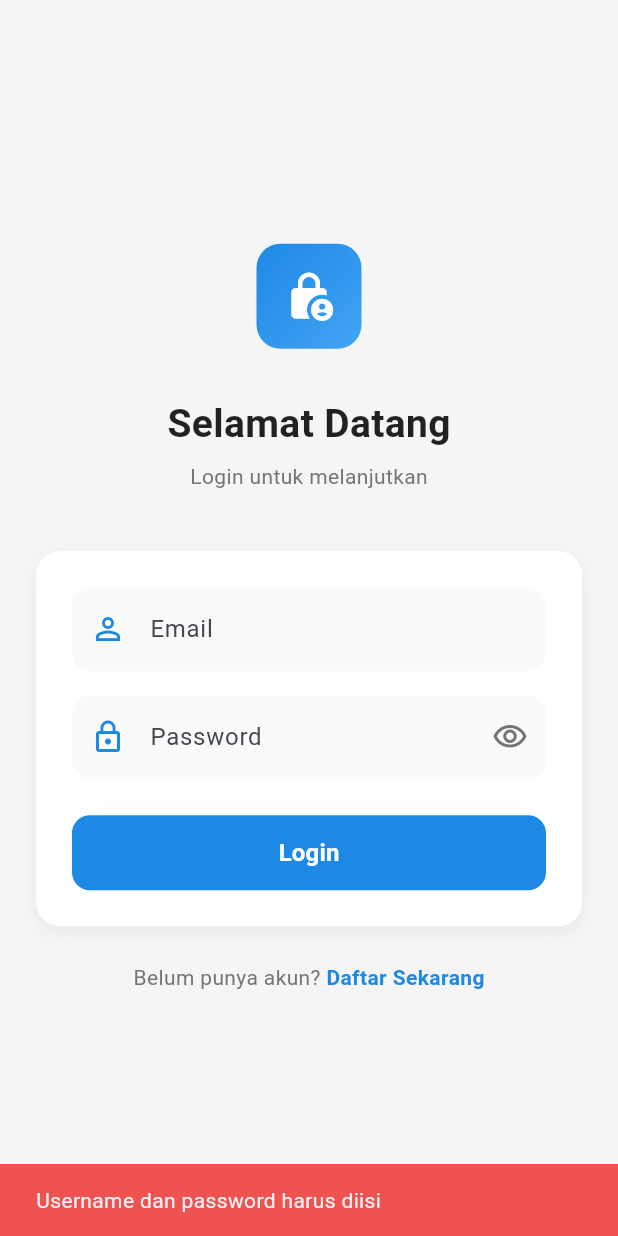
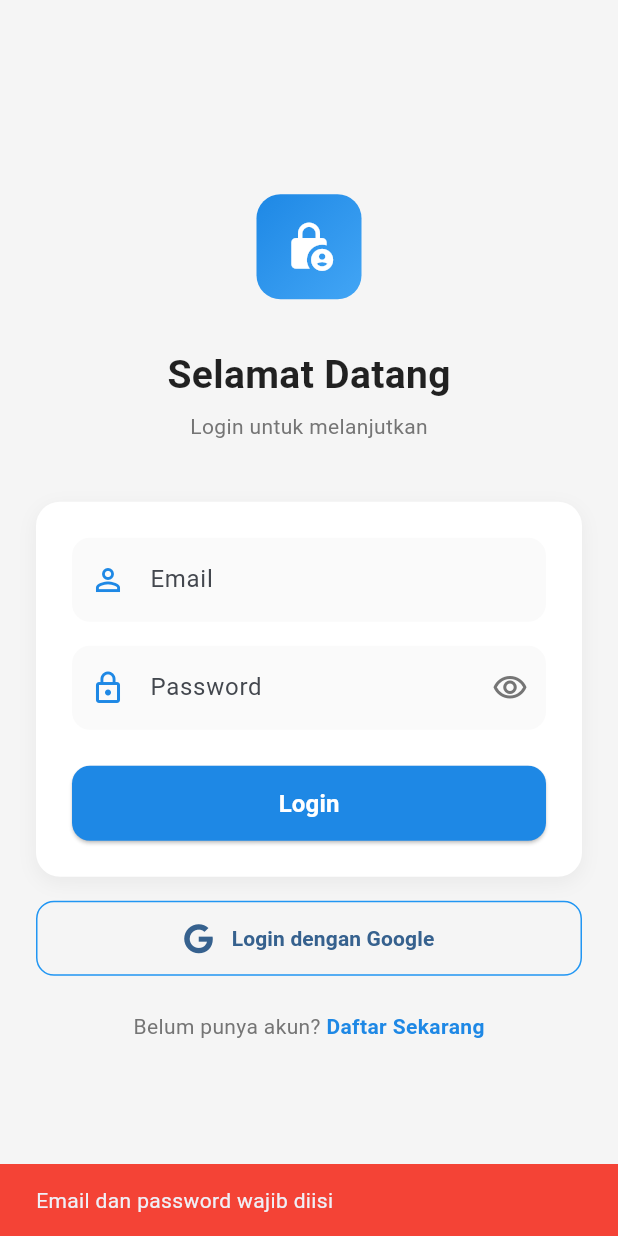
Before and after one commit to NurihsanFebrianto/SDG_4, a Flutter app: the screen it shows after launch, after a tap on "Login", on a phone screen of 412 x 824 dp. Run offline on Flutter 3.47's test engine with Material 3 defaults, Android fonts, the phone set to English and light mode, and no system bars; our stand-ins replace cached_network_image, firebase_auth, firebase_core, font_awesome_flutter, google_sign_in, shared_preferences and 1 more; accounts and stored records are empty.

Commit message:
buat auth login menggunakan email dan google

```diff
--- a/lib/main.dart
+++ b/lib/main.dart
@@ -1,7 +1,11 @@
-import 'package:aplikasi_materi_kurikulum/providers/auth_provider.dart';
 import 'package:flutter/material.dart';
 import 'package:provider/provider.dart';
 import 'package:firebase_core/firebase_core.dart';
+import 'package:firebase_auth/firebase_auth.dart';
+
+// ✅ Import AuthProvider milik kamu dengan alias, supaya tidak bentrok
+import 'package:aplikasi_materi_kurikulum/providers/auth_provider.dart'
+    as app_auth;
 
 // ✅ Import semua provider
 import 'providers/user_provider.dart';
@@ -10,18 +14,15 @@ import 'providers/catatan_provider.dart';
 import 'providers/quiz_provider.dart';
 import 'providers/profile_provider.dart';
 import 'providers/friends_provider.dart';
-import 'providers/progress_provider.dart'; // ✅ Penting
+import 'providers/progress_provider.dart';
 
-// ✅ Import service dan screen
-import 'services/auth_preferens.dart';
+// ✅ Import screen
 import 'screens/login_screen.dart';
 import 'screens/home_screen.dart';
 
 void main() async {
   WidgetsFlutterBinding.ensureInitialized();
-  // 🔥 Inisialisasi Firebase tanpa firebase_options
   await Firebase.initializeApp();
-
   runApp(const AppKurikulum());
 }
 
@@ -38,10 +39,10 @@ class AppKurikulum extends StatelessWidget {
         ChangeNotifierProvider(create: (_) => QuizProvider()),
         ChangeNotifierProvider(create: (_) => ProfileProvider()),
         ChangeNotifierProvider(create: (_) => FriendsProvider()),
-        ChangeNotifierProvider(
-            create: (_) => ProgressProvider()), // ✅ sudah didaftarkan
-        ChangeNotifierProvider(
-            create: (_) => AuthProvider()..loadLoginStatus()),
+        ChangeNotifierProvider(create: (_) => ProgressProvider()),
+
+        // ✅ Pakai alias untuk AuthProvider agar tidak bentrok
+        ChangeNotifierProvider(create: (_) => app_auth.AuthProvider()),
       ],
       child: MaterialApp(
         debugShowCheckedModeBanner: false,
@@ -50,24 +51,22 @@ class AppKurikulum extends StatelessWidget {
           colorScheme: ColorScheme.fromSeed(seedColor: Colors.blue),
           useMaterial3: true,
         ),
-
-        // ✅ Tambahkan ChangeNotifierProvider di sini untuk memastikan
-        // context FutureBuilder juga punya akses ke ProgressProvider
-        home: FutureBuilder<bool>(
-          future: AuthPreferens().isLoggedIn(),
+        home: StreamBuilder<User?>(
+          stream: FirebaseAuth.instance.authStateChanges(),
           builder: (context, snapshot) {
             if (snapshot.connectionState == ConnectionState.waiting) {
               return const Scaffold(
                 body: Center(child: CircularProgressIndicator()),
               );
-            } else {
-              return ChangeNotifierProvider(
-                create: (_) => ProgressProvider(),
-                child: snapshot.data == true
-                    ? const HomeScreen()
-                    : const LoginScreen(),
-              );
             }
+
+            // ✅ Jika user login -> ke Home
+            if (snapshot.hasData) {
+              return const HomeScreen();
+            }
+
+            // ❌ jika belum login -> ke Login
+            return const LoginScreen();
           },
         ),
       ),
--- a/lib/screens/login_screen.dart
+++ b/lib/screens/login_screen.dart
@@ -1,10 +1,12 @@
 import 'package:aplikasi_materi_kurikulum/providers/auth_provider.dart';
+import 'package:aplikasi_materi_kurikulum/services/Auth_firebase.dart';
+import 'package:font_awesome_flutter/font_awesome_flutter.dart';
+import 'package:aplikasi_materi_kurikulum/screens/signup_screen.dart';
 import 'package:flutter/material.dart';
 import 'package:provider/provider.dart';
 import '../services/auth_preferens.dart';
 import '../providers/user_provider.dart';
 import 'home_screen.dart';
-import 'signup_screen.dart';
 
 class LoginScreen extends StatefulWidget {
   const LoginScreen({super.key});
@@ -20,36 +22,44 @@ class _LoginScreenState extends State<LoginScreen> {
   bool obscurePassword = true;
 
   Future<void> handleLogin() async {
-    final username = usernameController.text.trim();
+    final email = usernameController.text.trim();
     final password = passwordController.text;
 
-    if (username.isEmpty || password.isEmpty) {
+    if (email.isEmpty || password.isEmpty) {
       ScaffoldMessenger.of(context).showSnackBar(
-        SnackBar(
-            content: const Text('Username dan password harus diisi'),
-            backgroundColor: Colors.red[400]),
+        const SnackBar(
+          content: Text("Email dan password wajib diisi"),
+          backgroundColor: Colors.red,
+        ),
       );
       return;
     }
 
     setState(() => isLoading = true);
-    await Future.delayed(const Duration(seconds: 1));
 
-    // ✅ Simpan status login di SharedPreferences memlalui AuthProvider
-    await context.read<AuthProvider>().login();
+    final user = await AuthFirebase().signInWithEmail(email, password);
 
-    // ✅ Simpan data user di provider (contoh sederhana)
-    final userProvider = context.read<UserProvider>();
-    userProvider.login(
-      nama: username,
-      umur: 0,
-      jenisKelamin: 'Tidak diketahui',
-    );
+    if (user != null) {
+      // ✅ Login berhasil → simpan status ke provider
+      await context.read<AuthProvider>().login();
+      context.read<UserProvider>().login(
+            nama: user.displayName ?? user.email ?? 'Pengguna',
+            umur: 0,
+            jenisKelamin: 'Tidak diketahui',
+          );
 
-    if (mounted) {
+      if (!mounted) return;
       Navigator.pushReplacement(
         context,
         MaterialPageRoute(builder: (_) => const HomeScreen()),
+      );
+    } else {
+      // ❌ Login gagal → tampilkan pesan error
+      ScaffoldMessenger.of(context).showSnackBar(
+        const SnackBar(
+          content: Text("Login gagal. Periksa email dan password Anda."),
+          backgroundColor: Colors.red,
+        ),
       );
     }
 
@@ -67,7 +77,7 @@ class _LoginScreenState extends State<LoginScreen> {
             child: Column(
               mainAxisAlignment: MainAxisAlignment.center,
               children: [
-                // Icon/Logo
+                // Logo
                 Container(
                   width: 70,
                   height: 70,
@@ -88,7 +98,6 @@ class _LoginScreenState extends State<LoginScreen> {
 
                 const SizedBox(height: 32),
 
-                // Header
                 const Text(
                   'Selamat Datang',
                   style: TextStyle(
@@ -105,7 +114,7 @@ class _LoginScreenState extends State<LoginScreen> {
 
                 const SizedBox(height: 40),
 
-                // Card Container
+                // Form Login Email
                 Container(
                   padding: const EdgeInsets.all(24),
                   decoration: BoxDecoration(
@@ -121,43 +130,28 @@ class _LoginScreenState extends State<LoginScreen> {
                   ),
                   child: Column(
                     children: [
-                      // Username Field
                       TextField(
                         controller: usernameController,
                         decoration: InputDecoration(
                           labelText: 'Email',
-                          prefixIcon: Icon(
-                            Icons.person_outline,
-                            color: Colors.blue[600],
-                          ),
+                          prefixIcon: Icon(Icons.person_outline,
+                              color: Colors.blue[600]),
                           filled: true,
                           fillColor: Colors.grey[50],
                           border: OutlineInputBorder(
                             borderRadius: BorderRadius.circular(12),
                             borderSide: BorderSide.none,
                           ),
-                          focusedBorder: OutlineInputBorder(
-                            borderRadius: BorderRadius.circular(12),
-                            borderSide: BorderSide(
-                              color: Colors.blue[600]!,
-                              width: 2,
-                            ),
-                          ),
                         ),
                       ),
-
                       const SizedBox(height: 16),
-
-                      // Password Field
                       TextField(
                         controller: passwordController,
                         obscureText: obscurePassword,
                         decoration: InputDecoration(
                           labelText: 'Password',
-                          prefixIcon: Icon(
-                            Icons.lock_outline,
-                            color: Colors.blue[600],
-                          ),
+                          prefixIcon:
+                              Icon(Icons.lock_outline, color: Colors.blue[600]),
                           suffixIcon: IconButton(
                             icon: Icon(
                               obscurePassword
@@ -166,8 +160,7 @@ class _LoginScreenState extends State<LoginScreen> {
                               color: Colors.grey[600],
                             ),
                             onPressed: () => setState(
-                              () => obscurePassword = !obscurePassword,
-                            ),
+                                () => obscurePassword = !obscurePassword),
                           ),
                           filled: true,
                           fillColor: Colors.grey[50],
@@ -175,19 +168,9 @@ class _LoginScreenState extends State<LoginScreen> {
                             borderRadius: BorderRadius.circular(12),
                             borderSide: BorderSide.none,
                           ),
-                          focusedBorder: OutlineInputBorder(
-                            borderRadius: BorderRadius.circular(12),
-                            borderSide: BorderSide(
-                              color: Colors.blue[600]!,
-                              width: 2,
-                            ),
-                          ),
                         ),
                       ),
-
                       const SizedBox(height: 24),
-
-                      // Login Button
                       SizedBox(
                         width: double.infinity,
                         height: 50,
@@ -196,21 +179,15 @@ class _LoginScreenState extends State<LoginScreen> {
                           style: ElevatedButton.styleFrom(
                             backgroundColor: Colors.blue[600],
                             foregroundColor: Colors.white,
-                            elevation: 0,
                             shape: RoundedRectangleBorder(
                               borderRadius: BorderRadius.circular(12),
                             ),
                           ),
                           child: isLoading
-                              ? const SizedBox(
-                                  height: 20,
-                                  width: 20,
-                                  child: CircularProgressIndicator(
-                                    strokeWidth: 2.5,
-                                    valueColor: AlwaysStoppedAnimation<Color>(
-                                      Colors.white,
-                                    ),
-                                  ),
+                              ? const CircularProgressIndicator(
+                                  strokeWidth: 2.5,
+                                  valueColor: AlwaysStoppedAnimation<Color>(
+                                      Colors.white),
                                 )
                               : const Text(
                                   'Login',
@@ -225,9 +202,60 @@ class _LoginScreenState extends State<LoginScreen> {
                   ),
                 ),
 
+                const SizedBox(height: 16),
+
+                // ✅ Tombol Login Google diperbaiki
+                SizedBox(
+                  width: double.infinity,
+                  height: 50,
+                  child: OutlinedButton(
+                    onPressed: () async {
+                      setState(() => isLoading = true);
+
+                      final user = await AuthFirebase().signInWithGoogle();
+
+                      if (user != null) {
+                        // ✅ Langsung masuk ke halaman Home
+                        if (!mounted) return;
+                        Navigator.pushReplacement(
+                          context,
+                          MaterialPageRoute(builder: (_) => const HomeScreen()),
+                        );
+                      } else {
+                        ScaffoldMessenger.of(context).showSnackBar(
+                          const SnackBar(
+                            content:
+                                Text("Login Google dibatalkan atau gagal."),
+                            backgroundColor: Colors.red,
+                          ),
+                        );
+                      }
+
+                      setState(() => isLoading = false);
+                    },
+                    style: OutlinedButton.styleFrom(
+                      shape: RoundedRectangleBorder(
+                        borderRadius: BorderRadius.circular(12),
+                      ),
+                      side: const BorderSide(color: Colors.blue),
+                    ),
+                    child: Row(
+                      mainAxisAlignment: MainAxisAlignment.center,
+                      children: const [
+                        FaIcon(FontAwesomeIcons.google, size: 20),
+                        SizedBox(width: 12),
+                        Text(
+                          "Login dengan Google",
+                          style: TextStyle(
+                              fontSize: 14, fontWeight: FontWeight.w600),
+                        ),
+                      ],
+                    ),
+                  ),
+                ),
+
                 const SizedBox(height: 24),
 
-                // Signup Link
                 Row(
                   mainAxisAlignment: MainAxisAlignment.center,
                   children: [
@@ -238,9 +266,7 @@ class _LoginScreenState extends State<LoginScreen> {
                     GestureDetector(
                       onTap: () => Navigator.push(
                         context,
-                        MaterialPageRoute(
-                          builder: (_) => const SignupScreen(),
-                        ),
+                        MaterialPageRoute(builder: (_) => const SignupScreen()),
                       ),
                       child: Text(
                         'Daftar Sekarang',
@@ -267,3 +293,7 @@ class _LoginScreenState extends State<LoginScreen> {
     super.dispose();
   }
 }
+
+
+
+//untuk masuk google nya belum bisa
--- a/lib/screens/signup_screen.dart
+++ b/lib/screens/signup_screen.dart
@@ -1,3 +1,4 @@
+import 'package:aplikasi_materi_kurikulum/services/Auth_firebase.dart';
 import 'package:flutter/material.dart';
 import 'package:provider/provider.dart';
 import '../providers/user_provider.dart';
@@ -22,12 +23,12 @@ class _SignupScreenState extends State<SignupScreen> {
 
   Future<void> handleSignup() async {
     final fullName = fullNameController.text.trim();
-    final username = usernameController.text.trim();
+    final email = usernameController.text.trim(); // username = email
     final password = passwordController.text;
     final confirmPassword = confirmPasswordController.text;
 
     if (fullName.isEmpty ||
-        username.isEmpty ||
+        email.isEmpty ||
         password.isEmpty ||
         confirmPassword.isEmpty) {
       ScaffoldMessenger.of(context).showSnackBar(
@@ -57,27 +58,35 @@ class _SignupScreenState extends State<SignupScreen> {
     }
 
     setState(() => isLoading = true);
-    await Future.delayed(const Duration(seconds: 1));
 
-    // ✅ Simpan data ke UserProvider
-    final userProvider = context.read<UserProvider>();
-    userProvider.login(
+    // ✅ Register dengan Firebase
+    final uid = await AuthFirebase().signUp(email, password);
+
+    if (uid != null) {
+      // ✅ Simpan nama user ke provider
+      context.read<UserProvider>().login(
             nama: fullName,
             umur: 0,
             jenisKelamin: 'Tidak diketahui',
           );
 
-    if (mounted) {
       ScaffoldMessenger.of(context).showSnackBar(
         SnackBar(
-          content: const Text('Signup berhasil! Silakan login.'),
-          backgroundColor: Colors.green[400],
-        ),
+            content: const Text('Berhasil daftar, silakan login!'),
+            backgroundColor: Colors.green[400]),
       );
 
+      if (mounted) {
         Navigator.pushReplacement(
           context,
           MaterialPageRoute(builder: (_) => const LoginScreen()),
+        );
+      }
+    } else {
+      ScaffoldMessenger.of(context).showSnackBar(
+        SnackBar(
+            content: const Text('Registrasi gagal, coba lagi.'),
+            backgroundColor: Colors.red[400]),
       );
     }
 
--- /dev/null
+++ b/lib/services/Auth_firebase.dart
@@ -0,0 +1,84 @@
+import 'package:firebase_auth/firebase_auth.dart';
+import 'package:google_sign_in/google_sign_in.dart';
+
+class AuthFirebase {
+  final FirebaseAuth _firebaseAuth = FirebaseAuth.instance;
+
+  /// ✅ Ambil user yang sedang login
+  User? getUser() => _firebaseAuth.currentUser;
+
+  /// ✅ Cek apakah ada user login
+  bool get isLoggedIn => _firebaseAuth.currentUser != null;
+
+  /// ✅ Sign Up Email & Password
+  Future<String?> signUp(String email, String password) async {
+    try {
+      final userCredential = await _firebaseAuth.createUserWithEmailAndPassword(
+        email: email,
+        password: password,
+      );
+      return userCredential.user?.uid;
+    } on FirebaseAuthException catch (e) {
+      switch (e.code) {
+        case 'email-already-in-use':
+          return 'Email sudah terdaftar.';
+        case 'invalid-email':
+          return 'Format email tidak valid.';
+        case 'weak-password':
+          return 'Password terlalu lemah.';
+        default:
+          return 'Terjadi kesalahan: ${e.message}';
+      }
+    } catch (e) {
+      return 'Kesalahan tidak diketahui: $e';
+    }
+  }
+
+  /// ✅ Login Email & Password
+  Future<User?> signInWithEmail(String email, String password) async {
+    try {
+      final userCredential = await _firebaseAuth.signInWithEmailAndPassword(
+        email: email,
+        password: password,
+      );
+      return userCredential.user;
+    } on FirebaseAuthException catch (e) {
+      print("❌ Error login email: ${e.message}");
+      return null;
+    }
+  }
+
+  /// ✅ Login menggunakan Google
+  Future<User?> signInWithGoogle() async {
+    try {
+      final GoogleSignInAccount? googleUser = await GoogleSignIn().signIn();
+      if (googleUser == null) return null; // User batal login
+
+      final GoogleSignInAuthentication googleAuth =
+          await googleUser.authentication;
+
+      final credential = GoogleAuthProvider.credential(
+        idToken: googleAuth.idToken,
+        accessToken: googleAuth.accessToken,
+      );
+
+      final userCredential =
+          await _firebaseAuth.signInWithCredential(credential);
+
+      return userCredential.user;
+    } catch (e) {
+      print("❌ Error Google Sign-In: $e");
+      return null;
+    }
+  }
+
+  /// ✅ Logout dari semua akun (Email & Google)
+  Future<void> signOut() async {
+    try {
+      await GoogleSignIn().signOut();
+      await _firebaseAuth.signOut();
+    } catch (e) {
+      print("❌ Error Sign Out: $e");
+    }
+  }
+}
--- a/pubspec.yaml
+++ b/pubspec.yaml
@@ -18,10 +18,11 @@ dependencies:
   path_provider: ^2.1.5
   http: ^1.2.2
   cached_network_image: ^3.3.0 # ✅ Pastikan ini ada
+  font_awesome_flutter: ^10.7.0
   firebase_analytics: ^12.0.3
   firebase_auth: ^6.1.1
   firebase_core: ^4.2.0
-  google_sign_in: ^7.2.0
+  google_sign_in: ^6.2.1
 
 dev_dependencies:
   flutter_test:
```
Also changed, not shown: lib/providers/app_auth_provider.dart (added, +59 -0 lines), pubspec.lock, 1 other file. Lines whose indentation alone changed are shown as unchanged.
